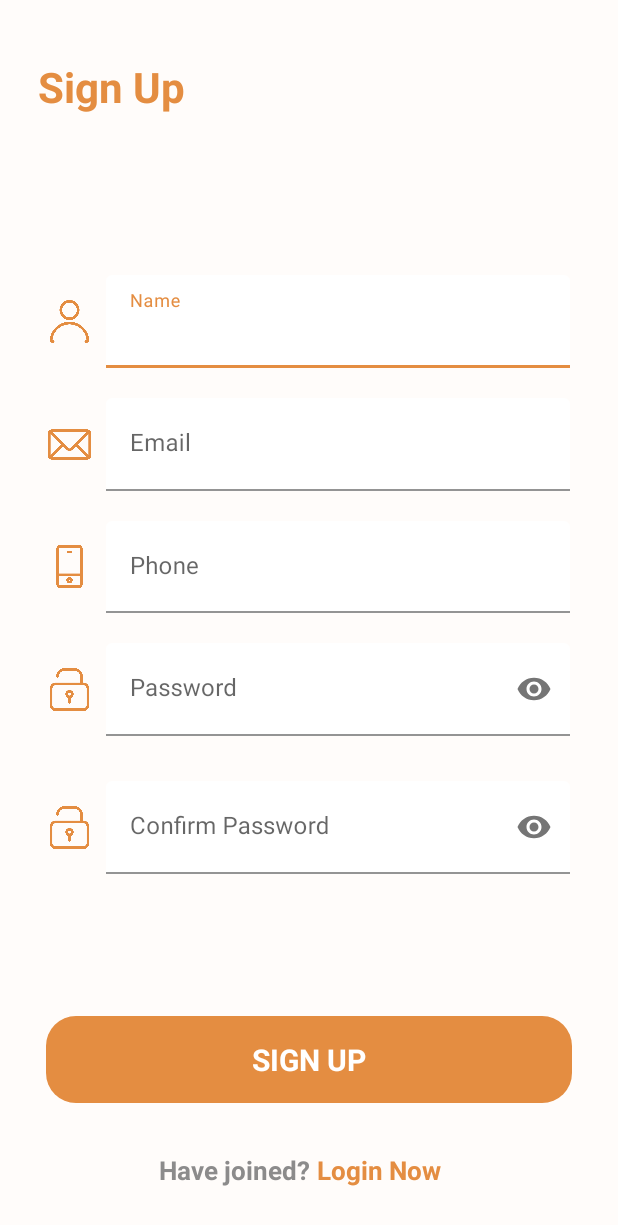
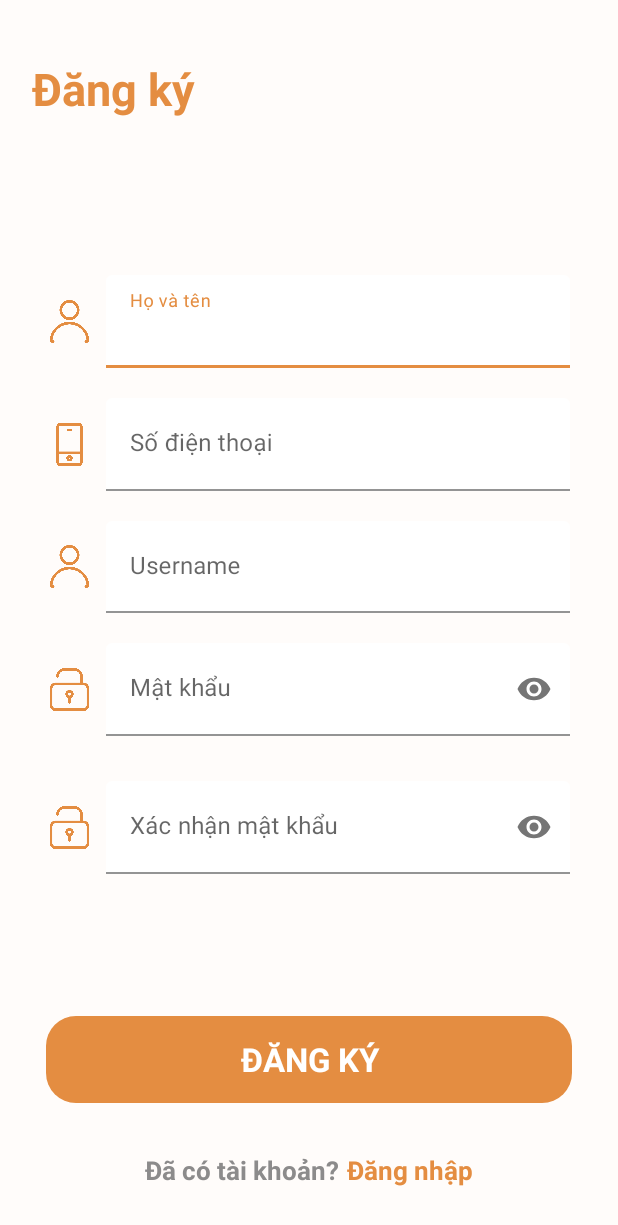
Before and after one commit to dttuyen260701/causualApp, an Android app: the SignupActivity screen opened directly, with no data from a screen before it, on a phone screen of 412 x 824 dp. Shown: the top 1225 px of the screen. Run offline under Robolectric (Android 15) with nearby library versions, the light colour scheme and no system bars.

Commit message:
[PBL6-41] - Update UI for register customer

```diff
--- a/mobile/app/src/main/java/com/example/pbl6app/utils/Constant.java
+++ b/mobile/app/src/main/java/com/example/pbl6app/utils/Constant.java
@@ -8,6 +8,7 @@ public class Constant {
     public static final String PASSWORD_PATTERN =
             "^(?=.*[a-z])(?=.*[A-Z])(?=.*\\d)(?=.*[\\$@\\$!#%*?&.,])[A-Za-z\\d\\$@\\$!#%*?&.,]{8,}$";
 
+    public static String username = "";
     public static String email = "";
     public static String pass = "";
 }
--- a/mobile/app/src/main/res/layout/activity_signup.xml
+++ b/mobile/app/src/main/res/layout/activity_signup.xml
@@ -12,15 +12,14 @@
         android:layout_width="0dp"
         android:layout_height="0dp"
         android:autoSizeMaxTextSize="30sp"
-        android:autoSizeMinTextSize="20sp"
+        android:autoSizeMinTextSize="25sp"
         android:autoSizeStepGranularity="1sp"
         android:autoSizeTextType="uniform"
-        android:text="Sign Up"
+        android:text="Đăng ký"
         android:textColor="@color/primaryColor"
-        android:textSize="30sp"
         android:textStyle="bold"
         app:layout_constraintBottom_toBottomOf="parent"
-        app:layout_constraintDimensionRatio="h,1:2"
+        app:layout_constraintDimensionRatio="h,1:3"
         app:layout_constraintEnd_toEndOf="parent"
         app:layout_constraintHeight_percent="0.06"
         app:layout_constraintHorizontal_bias="0.08"
@@ -66,7 +65,7 @@
             android:autoSizeMaxTextSize="20sp"
             android:autoSizeMinTextSize="15sp"
             android:autoSizeStepGranularity="1sp"
-            android:hint="Name"
+            android:hint="Họ và tên"
             android:textColor="@color/black"
             tools:ignore="SpeakableTextPresentCheck" />
 
@@ -77,7 +76,7 @@
         android:id="@+id/ic_signup_email"
         android:layout_width="0dp"
         android:layout_height="0dp"
-        android:src="@drawable/ic_email"
+        android:src="@drawable/ic_phone"
         app:layout_constraintBottom_toBottomOf="@+id/layout_email"
         app:layout_constraintDimensionRatio="1:1"
         app:layout_constraintEnd_toStartOf="@+id/layout_email"
@@ -105,14 +104,14 @@
         app:layout_constraintWidth_percent="0.75">
 
         <EditText
-            android:id="@+id/edt_signup_email"
+            android:id="@+id/edt_signup_phone"
             android:layout_width="match_parent"
             android:layout_height="match_parent"
             android:autoSizeMaxTextSize="20sp"
             android:autoSizeMinTextSize="15sp"
             android:autoSizeStepGranularity="1sp"
             android:autoSizeTextType="uniform"
-            android:hint="Email"
+            android:hint="Số điện thoại"
             android:inputType="textEmailAddress"
             android:textColor="@color/black"
             tools:ignore="SpeakableTextPresentCheck,SpeakableTextPresentCheck" />
@@ -124,7 +123,7 @@
         android:id="@+id/ic_signup_phone"
         android:layout_width="0dp"
         android:layout_height="0dp"
-        android:src="@drawable/ic_phone"
+        android:src="@drawable/ic_login_user"
         app:layout_constraintBottom_toBottomOf="@+id/layout_phone"
         app:layout_constraintDimensionRatio="1:1"
         app:layout_constraintEnd_toStartOf="@+id/layout_phone"
@@ -153,14 +152,14 @@
         app:layout_constraintWidth_percent="0.75">
 
         <EditText
-            android:id="@+id/edt_signup_phone"
+            android:id="@+id/edt_signup_username"
             android:layout_width="match_parent"
             android:layout_height="match_parent"
             android:autoSizeMaxTextSize="20sp"
             android:autoSizeMinTextSize="15sp"
             android:autoSizeStepGranularity="1sp"
             android:autoSizeTextType="uniform"
-            android:hint="Phone"
+            android:hint="Username"
             android:inputType="phone"
             android:maxLength="10"
             android:textColor="@color/black"
@@ -211,7 +210,7 @@
             android:autoSizeTextType="uniform"
             android:background="@null"
             android:backgroundTint="@null"
-            android:hint="Password"
+            android:hint="Mật khẩu"
             android:inputType="textPassword"
             android:textColor="@color/black"
             tools:ignore="SpeakableTextPresentCheck" />
@@ -265,7 +264,7 @@
             android:autoSizeMinTextSize="15sp"
             android:autoSizeStepGranularity="1sp"
             android:autoSizeTextType="uniform"
-            android:hint="Confirm Password"
+            android:hint="Xác nhận mật khẩu"
             android:inputType="textPassword"
             android:textColor="@color/black"
             tools:ignore="SpeakableTextPresentCheck" />
@@ -277,13 +276,13 @@
         android:layout_width="0dp"
         android:layout_height="0dp"
         android:layout_marginBottom="24dp"
-        android:autoSizeMaxTextSize="20sp"
+        android:autoSizeMaxTextSize="22sp"
         android:autoSizeMinTextSize="15sp"
         android:autoSizeStepGranularity="1sp"
         android:autoSizeTextType="uniform"
         android:background="@drawable/btn_login_bg"
         android:gravity="center"
-        android:text="SIGN UP"
+        android:text="ĐĂNG KÝ"
         android:textAlignment="center"
         android:textColor="@color/white"
         android:textStyle="bold"
@@ -309,15 +308,13 @@
 
         <TextView
             android:id="@+id/tv_login_open"
-            android:layout_width="0dp"
-            android:layout_height="0dp"
-            android:layout_marginStart="5dp"
-            android:autoSizeMaxTextSize="17sp"
-            android:autoSizeMinTextSize="10sp"
-            android:autoSizeStepGranularity="1sp"
+            android:layout_width="wrap_content"
+            android:layout_height="wrap_content"
+            android:textSize="17dp"
             android:autoSizeTextType="uniform"
-            android:gravity="center|start"
-            android:text="Login Now"
+            android:gravity="center"
+            android:layout_marginLeft="5dp"
+            android:text="Đăng nhập"
             android:textColor="@color/primaryColor"
             android:textStyle="bold"
             app:layout_constraintBottom_toBottomOf="parent"
@@ -328,20 +325,16 @@
 
         <TextView
             android:id="@+id/textView5"
-            android:layout_width="0dp"
-            android:layout_height="0dp"
-            android:layout_marginStart="5dp"
-            android:autoSizeMaxTextSize="17sp"
-            android:autoSizeMinTextSize="10sp"
-            android:autoSizeStepGranularity="1sp"
+            android:layout_width="wrap_content"
+            android:layout_height="wrap_content"
+            android:textSize="17sp"
             android:autoSizeTextType="uniform"
-            android:gravity="center|end"
-            android:text="Have joined?"
+            android:gravity="center"
+            android:text="Đã có tài khoản?"
             android:textColor="@color/grey"
             android:textStyle="bold"
             app:layout_constraintBottom_toBottomOf="parent"
             app:layout_constraintEnd_toStartOf="@+id/tv_login_open"
-            app:layout_constraintHeight_percent="0.9"
             app:layout_constraintHorizontal_chainStyle="packed"
             app:layout_constraintStart_toStartOf="parent"
             app:layout_constraintTop_toTopOf="parent" />
@@ -367,22 +360,22 @@
         app:layout_constraintStart_toStartOf="parent"
         app:layout_constraintTop_toTopOf="parent" />
 
-    <TextView
-        android:id="@+id/tvWarningEmail"
-        style="@style/TextWarning"
-        android:layout_marginTop="1dp"
-        android:text="Email is not correct format!!!"
-        android:visibility="gone"
-        app:layout_constraintEnd_toEndOf="@+id/layout_email"
-        app:layout_constraintHorizontal_bias="0.0"
-        app:layout_constraintStart_toStartOf="@+id/layout_email"
-        app:layout_constraintTop_toBottomOf="@+id/layout_email" />
+<!--    <TextView-->
+<!--        android:id="@+id/tvWarningEmail"-->
+<!--        style="@style/TextWarning"-->
+<!--        android:layout_marginTop="1dp"-->
+<!--        android:text="Email không đúng định dạng!!!"-->
+<!--        android:visibility="gone"-->
+<!--        app:layout_constraintEnd_toEndOf="@+id/layout_email"-->
+<!--        app:layout_constraintHorizontal_bias="0.0"-->
+<!--        app:layout_constraintStart_toStartOf="@+id/layout_email"-->
+<!--        app:layout_constraintTop_toBottomOf="@+id/layout_email" />-->
 
     <TextView
         android:id="@+id/tvWarningPass"
         style="@style/TextWarning"
         android:layout_marginTop="1dp"
-        android:text="Password must contain special characters upper and lower case"
+        android:text="Mật khẩu phải có chữ hoa, chữ thường và tý tự đặc biệt"
         android:visibility="gone"
         app:layout_constraintEnd_toEndOf="@+id/layout_pw1"
         app:layout_constraintHorizontal_bias="0.0"
@@ -393,7 +386,7 @@
         android:id="@+id/tvWarningConfirm"
         style="@style/TextWarning"
         android:layout_marginTop="1dp"
-        android:text="Password not matches"
+        android:text="Mật khẩu không trùng khớp"
         android:visibility="gone"
         app:layout_constraintEnd_toEndOf="@+id/layout_pw2"
         app:layout_constraintStart_toStartOf="@+id/layout_pw2"
```
Also changed, not shown: mobile/app/src/main/java/com/example/pbl6app/activities/SignupActivity.java (+37 -35 lines).
